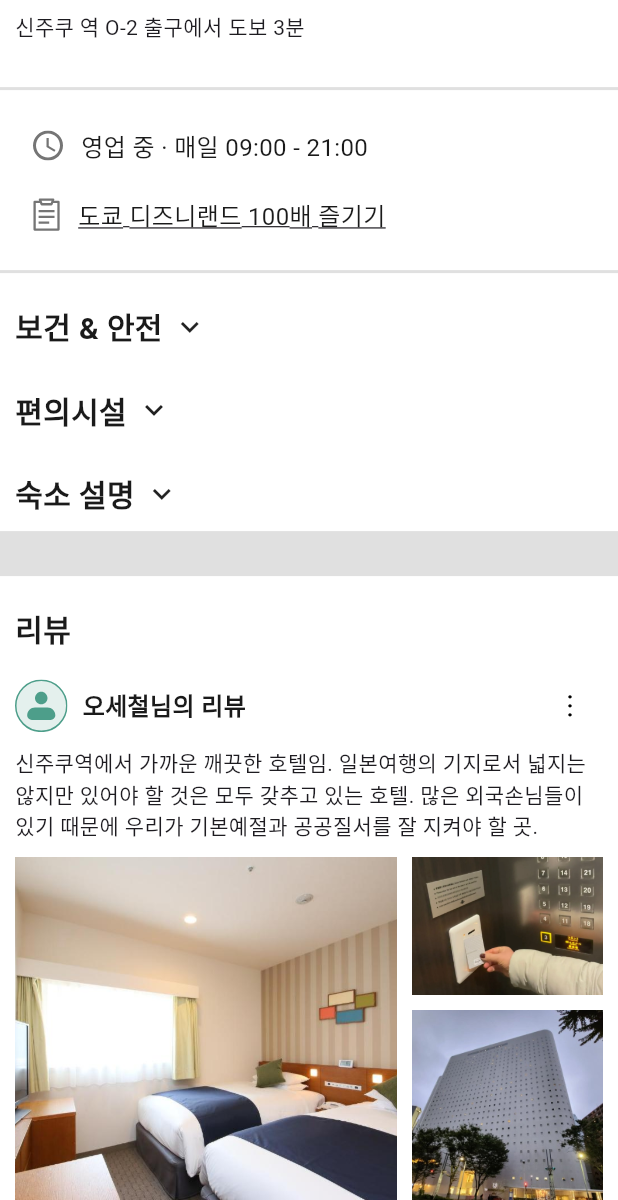
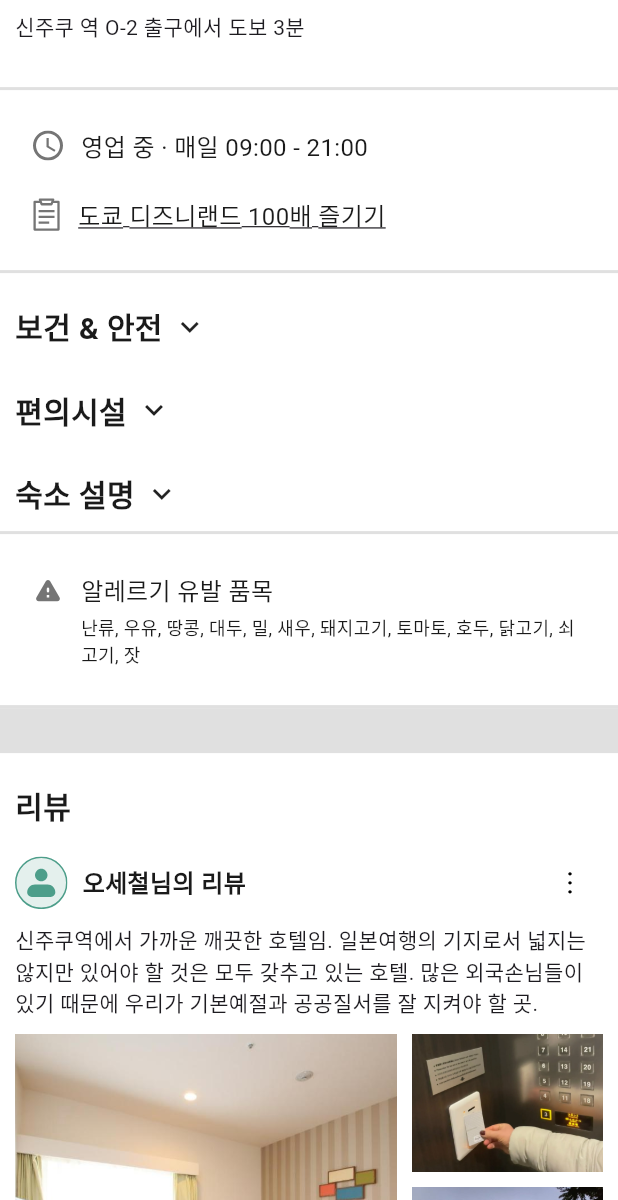
Before and after one commit to Popoisthebest/school_trip_app, a Flutter app: the screen it shows after launch, scrolled down 1728 dp, on a phone screen of 412 x 824 dp, the part 36-1236 px from its top. Run offline on Flutter 3.47's test engine with Material 3 defaults, Android fonts, the phone set to English and light mode, and no system bars; our stand-ins replace connectivity_plus, flutter_svg, google_maps_flutter; Roboto replaces fonts that are missing (Ownglyph okticon).

Commit message:
[feat] 신주쿠 호텔 디테일 스크린

```diff
--- a/lib/screens/travel_screens/shinjukuhotel_detail_screen.dart
+++ b/lib/screens/travel_screens/shinjukuhotel_detail_screen.dart
@@ -1,4 +1,5 @@
 import 'package:flutter/material.dart';
+import 'package:flutter_svg/svg.dart';
 import 'package:school_trip_app/widgets/travel_screens/basic_info.dart';
 import 'package:school_trip_app/widgets/travel_screens/custom_app_bar.dart';
 import 'package:school_trip_app/widgets/travel_screens/place_discription.dart';
@@ -6,6 +7,7 @@ import 'package:school_trip_app/widgets/travel_screens/place_image_slide.dart';
 import 'package:school_trip_app/widgets/travel_screens/place_name.dart';
 import 'package:school_trip_app/widgets/travel_screens/review.dart';
 import 'package:school_trip_app/widgets/travel_screens/star_and_heart.dart';
+import 'package:school_trip_app/widgets/travel_screens/store_info.dart';
 
 List<String> placeImageList = [
   "assets/travel_detail_images/shinjukuhotel_images/shinjuku0.png",
@@ -433,12 +435,71 @@ class _ShinjukuhotelDetailScreenState extends State<ShinjukuhotelDetailScreen> {
                                   '조식(뷔페) 06:30 ~ 10:00',
                                   style: commonTextStyle,
                                 ),
+                                SizedBox(
+                                  height: 20,
+                                )
                               ],
                             ),
                         ],
                       ),
                     ),
                   ],
+                ),
+                Container(
+                  decoration: const BoxDecoration(
+                    border: Border.symmetric(
+                      horizontal: BorderSide(
+                        color: Color(0xFFE0E0E0),
+                        width: 2,
+                      ),
+                    ),
+                  ),
+                  child: Padding(
+                    padding: const EdgeInsets.only(
+                      left: 22.0,
+                      top: 25,
+                      bottom: 25,
+                    ),
+                    child: Column(
+                      children: [
+                        Row(
+                          children: [
+                            Icon(
+                              Icons.warning_rounded,
+                              size: 20,
+                              color: Color(0xff757575),
+                            ),
+                            const SizedBox(width: 12),
+                            Text(
+                              "알레르기 유발 품목",
+                              style: const TextStyle(
+                                color: Color(0xFF1A1A1A),
+                                fontSize: 16,
+                                fontFamily: 'Ownglyph okticon',
+                                fontWeight: FontWeight.w400,
+                                height: 0,
+                              ),
+                            )
+                          ],
+                        ),
+                        const SizedBox(height: 4),
+                        Padding(
+                          padding: const EdgeInsets.only(
+                              left: 32.0, right: 20), // 왼쪽에 32px 여백 추가
+                          child: Text(
+                            "난류, 우유, 땅콩, 대두, 밀, 새우, 돼지고기, 토마토, 호두, 닭고기, 쇠고기, 잣",
+                            style: const TextStyle(
+                              color: Color(0xFF1A1A1A),
+                              fontSize: 12,
+                              fontFamily: 'Ownglyph okticon',
+                              fontWeight: FontWeight.w400,
+                              height: 0,
+                            ),
+                          ),
+                        )
+                      ],
+                    ),
+                  ),
                 ),
                 Container(
                   height: 30,
```
